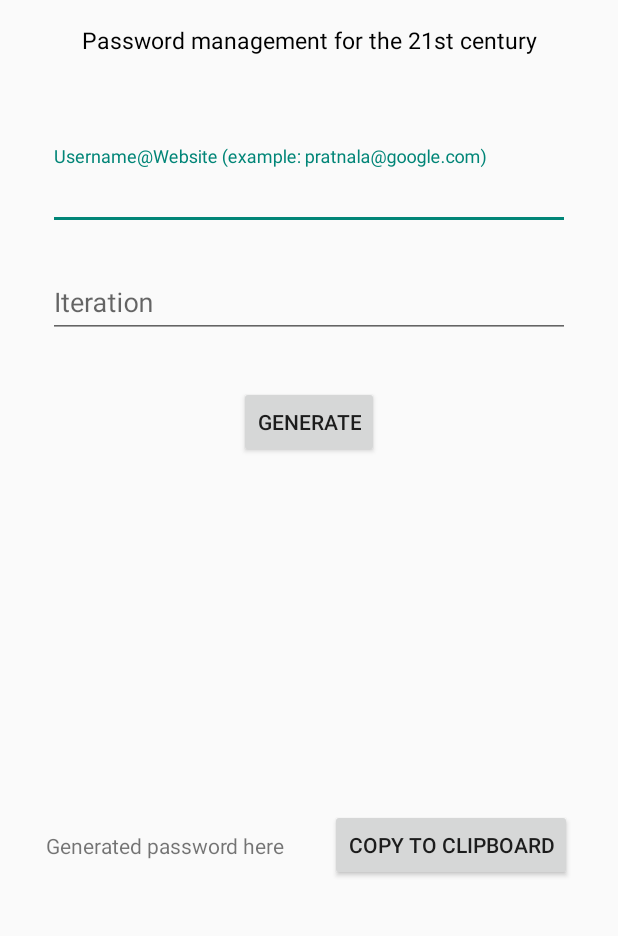
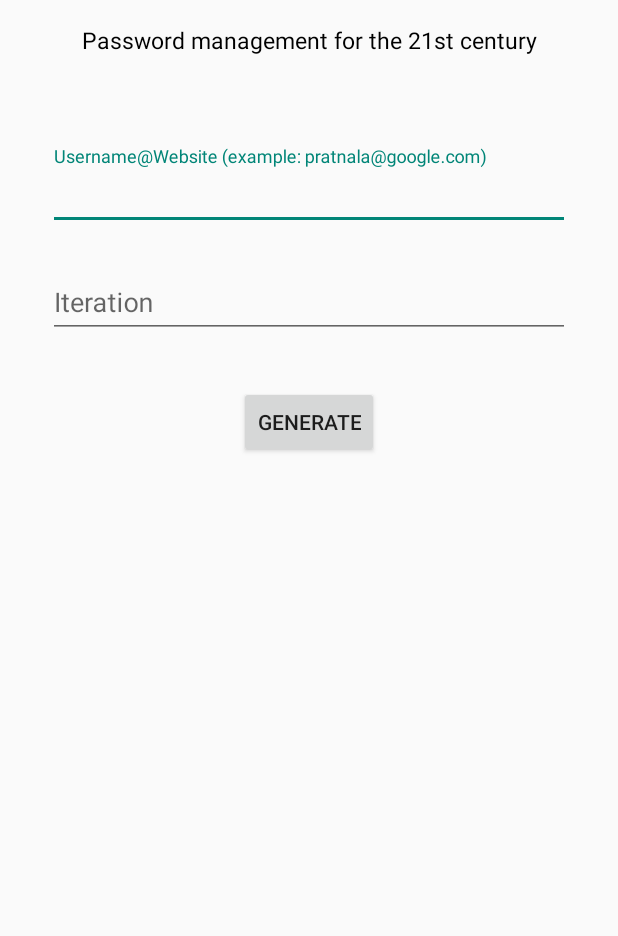
Before and after one commit to nirvanapass/nirvanapass, an Android app: the PasswordActivity screen opened directly, with no data from a screen before it, on a phone screen of 412 x 824 dp, the part 123-1059 px from its top. Run offline under Robolectric (Android 15) with nearby library versions, the phone set to English and light mode, and no system bars.

Commit message:
Updated gradle. Cleaning up password activity before correctly adding tabhost and its ensuing refactoring.

```diff
--- a/android/NirvanaPass/app/src/main/res/layout/password_activity_layout.xml
+++ b/android/NirvanaPass/app/src/main/res/layout/password_activity_layout.xml
@@ -1,20 +1,16 @@
 <?xml version="1.0" encoding="utf-8"?>
-<TabHost xmlns:android="http://schemas.android.com/apk/res/android"
+
+<LinearLayout xmlns:android="http://schemas.android.com/apk/res/android"
     xmlns:tools="http://schemas.android.com/tools"
-    android:id="@id/passwordHolderLayout"
+    android:id="@id/passwordHomeLayout"
     android:layout_width="match_parent"
     android:layout_height="match_parent"
+    android:orientation="vertical"
     android:paddingBottom="@dimen/activityVerticalMargin"
     android:paddingLeft="@dimen/activityHorizontalMargin"
     android:paddingRight="@dimen/activityHorizontalMargin"
     android:paddingTop="@dimen/activityVerticalMargin"
     tools:context="com.nirvanapass.PasswordActivity">
-
-    <LinearLayout
-        android:id="@id/passwordHomeLayout"
-        android:layout_width="match_parent"
-        android:layout_height="match_parent"
-        android:orientation="vertical">
 
     <include layout="@layout/header_layout" />
 
@@ -62,11 +58,6 @@
         android:layout_margin="@dimen/componentMargin"
         android:text="@string/passwordSubmit" />
 
-        <TabWidget
-            android:layout_width="match_parent"
-            android:layout_height="50dp"
-            android:layout_gravity="bottom" />
-
     <Space
         android:layout_width="wrap_content"
         android:layout_height="30dp" />
@@ -83,7 +74,7 @@
             android:layout_width="wrap_content"
             android:layout_height="match_parent"
             android:gravity="center"
-                android:text="@string/passwordGeneratePlaceholder" />
+            android:text="" />
 
         <Space
             android:layout_width="30dp"
@@ -94,10 +85,9 @@
             android:id="@id/passwordCopyButton"
             android:layout_width="wrap_content"
             android:layout_height="wrap_content"
-                android:text="@string/passwordCopy" />
+            android:text="@string/passwordCopy"
+            android:visibility="invisible" />
 
     </LinearLayout>
 
 </LinearLayout>
-
-</TabHost>
--- a/android/NirvanaPass/build.gradle
+++ b/android/NirvanaPass/build.gradle
@@ -5,7 +5,7 @@ buildscript {
         jcenter()
     }
     dependencies {
-        classpath 'com.android.tools.build:gradle:2.1.2'
+        classpath 'com.android.tools.build:gradle:2.1.3'
 
         // NOTE: Do not place your application dependencies here; they belong
         // in the individual module build.gradle files
```
Also changed, not shown: android/NirvanaPass/gradle/wrapper/gradle-wrapper.properties. Lines whose indentation alone changed are shown as unchanged.
